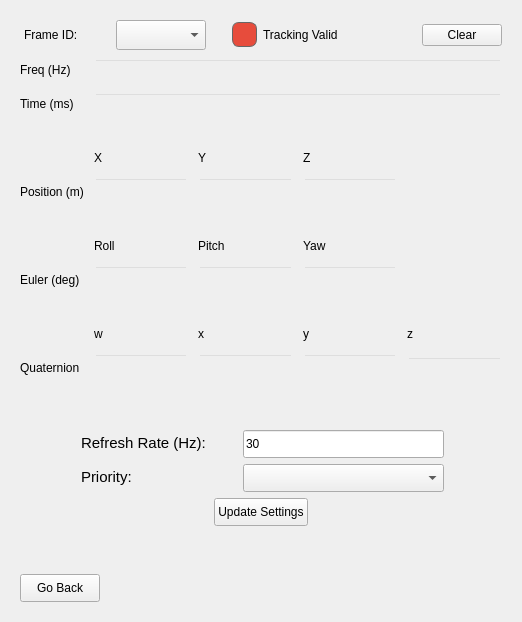
This is src/mocap_manager.ui in YevheniiKovryzhenko/KGroundControl as Qt 5 draws it before an edit. The edited form follows.
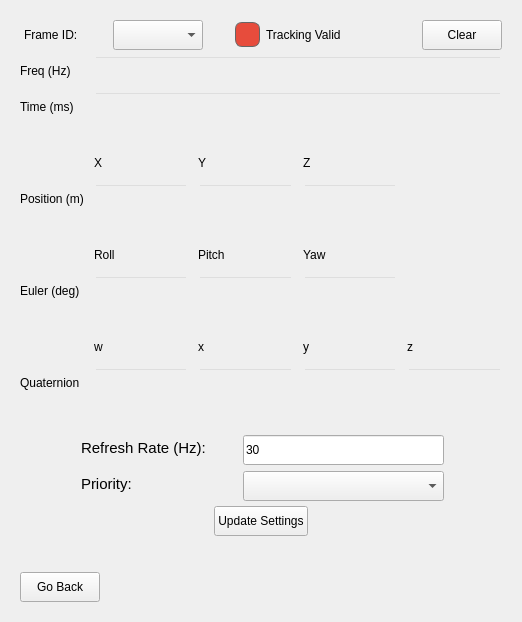
This is the edited form. The open tabs and pages were chosen to show the change.

Commit message: fixed broken UI components

Diff of the .ui file:
```diff
--- a/src/mocap_manager.ui
+++ b/src/mocap_manager.ui
@@ -1218,7 +1218,7 @@
               </property>
               <property name="sizeHint" stdset="0">
                <size>
-                <width>20</width>
+                <width>30</width>
                 <height>20</height>
                </size>
               </property>
@@ -1254,7 +1254,7 @@
               <property name="minimumSize">
                <size>
                 <width>150</width>
-                <height>0</height>
+                <height>30</height>
                </size>
               </property>
               <property name="maximumSize">
@@ -1292,6 +1292,12 @@
          </item>
          <item>
           <widget class="QPushButton" name="btn_refesh_clear">
+           <property name="minimumSize">
+            <size>
+             <width>0</width>
+             <height>30</height>
+            </size>
+           </property>
            <property name="text">
             <string>Clear</string>
            </property>
@@ -1318,7 +1324,7 @@
            <property name="minimumSize">
             <size>
              <width>0</width>
-             <height>28</height>
+             <height>30</height>
             </size>
            </property>
            <property name="mouseTracking">
@@ -1346,7 +1352,7 @@
            <property name="minimumSize">
             <size>
              <width>0</width>
-             <height>28</height>
+             <height>30</height>
             </size>
            </property>
            <property name="mouseTracking">
@@ -1368,7 +1374,7 @@
            <property name="minimumSize">
             <size>
              <width>0</width>
-             <height>28</height>
+             <height>30</height>
             </size>
            </property>
            <property name="text">
@@ -1381,7 +1387,7 @@
            <property name="minimumSize">
             <size>
              <width>0</width>
-             <height>28</height>
+             <height>30</height>
             </size>
            </property>
            <property name="text">
@@ -1410,7 +1416,7 @@
            <property name="minimumSize">
             <size>
              <width>0</width>
-             <height>28</height>
+             <height>30</height>
             </size>
            </property>
            <property name="text">
@@ -1429,7 +1435,7 @@
            <property name="minimumSize">
             <size>
              <width>0</width>
-             <height>28</height>
+             <height>30</height>
             </size>
            </property>
            <property name="mouseTracking">
@@ -1470,6 +1476,12 @@
              <verstretch>0</verstretch>
             </sizepolicy>
            </property>
+           <property name="minimumSize">
+            <size>
+             <width>0</width>
+             <height>30</height>
+            </size>
+           </property>
            <property name="mouseTracking">
             <bool>false</bool>
            </property>
@@ -1489,7 +1501,7 @@
            <property name="minimumSize">
             <size>
              <width>0</width>
-             <height>28</height>
+             <height>30</height>
             </size>
            </property>
            <property name="text">
@@ -1508,7 +1520,7 @@
            <property name="minimumSize">
             <size>
              <width>0</width>
-             <height>28</height>
+             <height>30</height>
             </size>
            </property>
            <property name="mouseTracking">
@@ -1530,7 +1542,7 @@
            <property name="minimumSize">
             <size>
              <width>0</width>
-             <height>28</height>
+             <height>30</height>
             </size>
            </property>
            <property name="text">
@@ -1543,7 +1555,7 @@
            <property name="minimumSize">
             <size>
              <width>0</width>
-             <height>28</height>
+             <height>30</height>
             </size>
            </property>
            <property name="text">
@@ -1562,7 +1574,7 @@
            <property name="minimumSize">
             <size>
              <width>0</width>
-             <height>28</height>
+             <height>30</height>
             </size>
            </property>
            <property name="mouseTracking">
@@ -1584,7 +1596,7 @@
            <property name="minimumSize">
             <size>
              <width>0</width>
-             <height>28</height>
+             <height>30</height>
             </size>
            </property>
            <property name="text">
@@ -1603,7 +1615,7 @@
            <property name="minimumSize">
             <size>
              <width>0</width>
-             <height>28</height>
+             <height>30</height>
             </size>
            </property>
            <property name="mouseTracking">
@@ -1625,7 +1637,7 @@
            <property name="minimumSize">
             <size>
              <width>0</width>
-             <height>28</height>
+             <height>30</height>
             </size>
            </property>
            <property name="text">
@@ -1638,7 +1650,7 @@
            <property name="minimumSize">
             <size>
              <width>0</width>
-             <height>28</height>
+             <height>30</height>
             </size>
            </property>
            <property name="text">
@@ -1651,7 +1663,7 @@
            <property name="minimumSize">
             <size>
              <width>0</width>
-             <height>28</height>
+             <height>30</height>
             </size>
            </property>
            <property name="text">
@@ -1664,7 +1676,7 @@
            <property name="minimumSize">
             <size>
              <width>0</width>
-             <height>28</height>
+             <height>30</height>
             </size>
            </property>
            <property name="text">
@@ -1683,7 +1695,7 @@
            <property name="minimumSize">
             <size>
              <width>0</width>
-             <height>28</height>
+             <height>30</height>
             </size>
            </property>
            <property name="mouseTracking">
@@ -1711,7 +1723,7 @@
            <property name="minimumSize">
             <size>
              <width>0</width>
-             <height>28</height>
+             <height>30</height>
             </size>
            </property>
            <property name="mouseTracking">
@@ -1733,7 +1745,7 @@
            <property name="minimumSize">
             <size>
              <width>0</width>
-             <height>28</height>
+             <height>30</height>
             </size>
            </property>
            <property name="text">
@@ -1762,7 +1774,7 @@
            <property name="minimumSize">
             <size>
              <width>0</width>
-             <height>28</height>
+             <height>30</height>
             </size>
            </property>
            <property name="text">
@@ -1781,7 +1793,7 @@
            <property name="minimumSize">
             <size>
              <width>0</width>
-             <height>28</height>
+             <height>30</height>
             </size>
            </property>
            <property name="mouseTracking">
@@ -1803,7 +1815,7 @@
            <property name="minimumSize">
             <size>
              <width>0</width>
-             <height>28</height>
+             <height>30</height>
             </size>
            </property>
            <property name="text">
@@ -1816,7 +1828,7 @@
            <property name="minimumSize">
             <size>
              <width>0</width>
-             <height>28</height>
+             <height>30</height>
             </size>
            </property>
            <property name="text">
@@ -1832,6 +1844,12 @@
              <verstretch>0</verstretch>
             </sizepolicy>
            </property>
+           <property name="minimumSize">
+            <size>
+             <width>0</width>
+             <height>30</height>
+            </size>
+           </property>
            <property name="mouseTracking">
             <bool>false</bool>
            </property>
@@ -1854,6 +1872,12 @@
              <verstretch>0</verstretch>
             </sizepolicy>
            </property>
+           <property name="minimumSize">
+            <size>
+             <width>0</width>
+             <height>30</height>
+            </size>
+           </property>
            <property name="mouseTracking">
             <bool>false</bool>
            </property>
@@ -1909,7 +1933,7 @@
            <property name="minimumSize">
             <size>
              <width>160</width>
-             <height>28</height>
+             <height>30</height>
             </size>
            </property>
            <property name="maximumSize">
@@ -1964,8 +1988,8 @@
 hr { height: 1px; border-width: 0; }
 li.unchecked::marker { content: &quot;\2610&quot;; }
 li.checked::marker { content: &quot;\2612&quot;; }
-&lt;/style&gt;&lt;/head&gt;&lt;body style=&quot; font-family:'Ubuntu Sans'; font-size:11pt; font-weight:400; font-style:normal;&quot;&gt;
-&lt;p style=&quot; margin-top:0px; margin-bottom:0px; margin-left:0px; margin-right:0px; -qt-block-indent:0; text-indent:0px;&quot;&gt;Refresh Rate (Hz):&lt;/p&gt;&lt;/body&gt;&lt;/html&gt;</string>
+&lt;/style&gt;&lt;/head&gt;&lt;body style=&quot; font-family:'Segoe UI'; font-size:9pt; font-weight:400; font-style:normal;&quot;&gt;
+&lt;p style=&quot; margin-top:0px; margin-bottom:0px; margin-left:0px; margin-right:0px; -qt-block-indent:0; text-indent:0px;&quot;&gt;&lt;span style=&quot; font-family:'Ubuntu Sans'; font-size:11pt;&quot;&gt;Refresh Rate (Hz):&lt;/span&gt;&lt;/p&gt;&lt;/body&gt;&lt;/html&gt;</string>
            </property>
            <property name="textInteractionFlags">
             <set>Qt::NoTextInteraction</set>
@@ -1983,7 +2007,7 @@
            <property name="minimumSize">
             <size>
              <width>201</width>
-             <height>28</height>
+             <height>30</height>
             </size>
            </property>
            <property name="maximumSize">
@@ -2044,7 +2068,7 @@
            <property name="minimumSize">
             <size>
              <width>160</width>
-             <height>28</height>
+             <height>30</height>
             </size>
            </property>
            <property name="maximumSize">
@@ -2099,8 +2123,8 @@
 hr { height: 1px; border-width: 0; }
 li.unchecked::marker { content: &quot;\2610&quot;; }
 li.checked::marker { content: &quot;\2612&quot;; }
-&lt;/style&gt;&lt;/head&gt;&lt;body style=&quot; font-family:'Ubuntu Sans'; font-size:11pt; font-weight:400; font-style:normal;&quot;&gt;
-&lt;p style=&quot; margin-top:0px; margin-bottom:0px; margin-left:0px; margin-right:0px; -qt-block-indent:0; text-indent:0px;&quot;&gt;Priority:&lt;/p&gt;&lt;/body&gt;&lt;/html&gt;</string>
+&lt;/style&gt;&lt;/head&gt;&lt;body style=&quot; font-family:'Segoe UI'; font-size:9pt; font-weight:400; font-style:normal;&quot;&gt;
+&lt;p style=&quot; margin-top:0px; margin-bottom:0px; margin-left:0px; margin-right:0px; -qt-block-indent:0; text-indent:0px;&quot;&gt;&lt;span style=&quot; font-family:'Ubuntu Sans'; font-size:11pt;&quot;&gt;Priority:&lt;/span&gt;&lt;/p&gt;&lt;/body&gt;&lt;/html&gt;</string>
            </property>
            <property name="textInteractionFlags">
             <set>Qt::NoTextInteraction</set>
@@ -2118,7 +2142,7 @@
            <property name="minimumSize">
             <size>
              <width>201</width>
-             <height>28</height>
+             <height>30</height>
             </size>
            </property>
            <property name="maximumSize">
@@ -2170,7 +2194,7 @@
            <property name="minimumSize">
             <size>
              <width>0</width>
-             <height>28</height>
+             <height>30</height>
             </size>
            </property>
            <property name="text">
@@ -2213,7 +2237,7 @@
            <property name="minimumSize">
             <size>
              <width>0</width>
-             <height>28</height>
+             <height>30</height>
             </size>
            </property>
            <property name="text">
```
Left out of the diff: 448 changed lines with no effect on the pictures. The commit also changes 1 other file.
